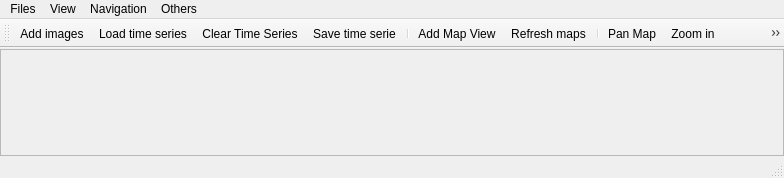
Old version of the form eotimeseriesviewer/ui/timeseriesviewer.ui in the repository jakimowb/eo-time-series-viewer.
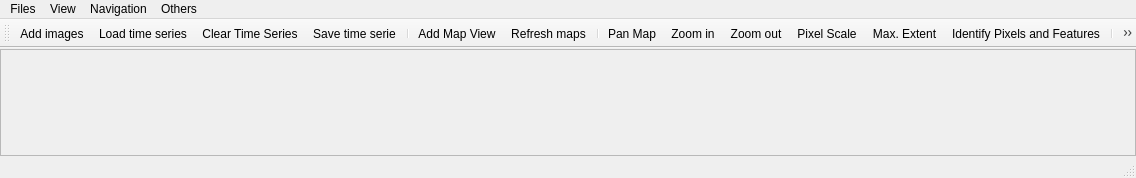
New version of the form. Icons and pictures are not drawn. Custom widgets are drawn as their Qt base class.

```diff
--- a/eotimeseriesviewer/ui/timeseriesviewer.ui
+++ b/eotimeseriesviewer/ui/timeseriesviewer.ui
@@ -6,7 +6,7 @@
    <rect>
     <x>0</x>
     <y>0</y>
-    <width>784</width>
+    <width>1136</width>
     <height>178</height>
    </rect>
   </property>
@@ -99,8 +99,8 @@
         <rect>
          <x>0</x>
          <y>0</y>
-         <width>782</width>
-         <height>90</height>
+         <width>1134</width>
+         <height>72</height>
         </rect>
        </property>
        <property name="sizePolicy">
@@ -146,8 +146,8 @@
     <rect>
      <x>0</x>
      <y>0</y>
-     <width>784</width>
-     <height>21</height>
+     <width>1136</width>
+     <height>22</height>
     </rect>
    </property>
    <widget class="QMenu" name="menuFiles">
@@ -245,10 +245,6 @@
    <addaction name="optionIdentifyTemporalProfile"/>
    <addaction name="optionMoveCenter"/>
    <addaction name="separator"/>
-   <addaction name="actionImportExtent"/>
-   <addaction name="actionImportCenter"/>
-   <addaction name="actionExportExtent"/>
-   <addaction name="actionExportCenter"/>
   </widget>
   <action name="actionMoveCenter">
    <property name="icon">
@@ -769,7 +765,7 @@
      <normaloff>:/qps/ui/icons/profile.svg</normaloff>:/qps/ui/icons/profile.svg</iconset>
    </property>
    <property name="text">
-    <string>RP</string>
+    <string>SP</string>
    </property>
    <property name="toolTip">
     <string>Identify raster profiles to be shown in a Spectral Library.</string>
@@ -784,7 +780,7 @@
      <normaloff>:/timeseriesviewer/icons/mIconTemporalProfile.svg</normaloff>:/timeseriesviewer/icons/mIconTemporalProfile.svg</iconset>
    </property>
    <property name="text">
-    <string>IdentifyTemporalProfile</string>
+    <string>TP</string>
    </property>
   </action>
  </widget>
```
Left out of the diff: 78 changed lines with no effect on the pictures.
